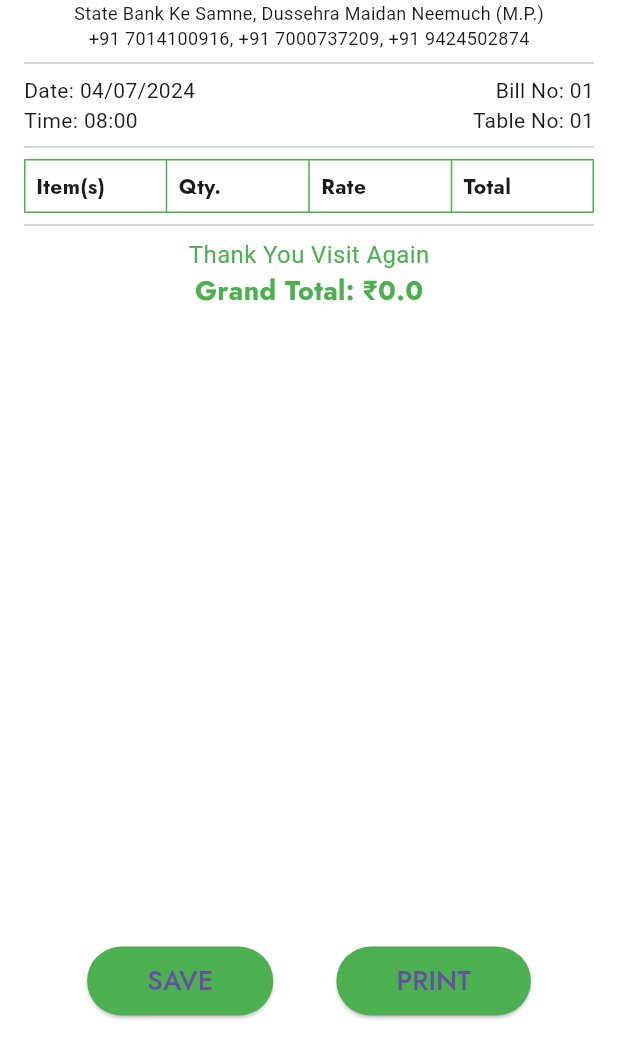
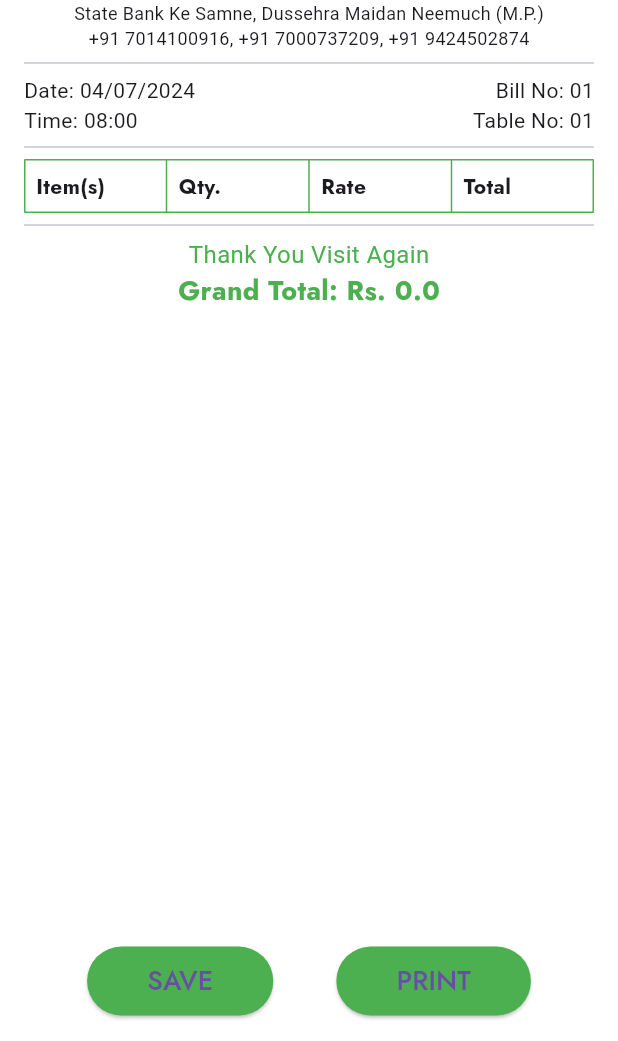
Before and after one commit to abhipawar2004/BillWiz, a Flutter app: the Receipt screen opened directly with empty values, on a phone screen of 412 x 824 dp, the part 195-1236 px from its top. Run offline on Flutter 3.47's test engine with Material 3 defaults, Android fonts, the phone set to English and light mode, and no system bars; our stand-ins replace google_fonts, pdf, printing; missing offline and left inert: stepper_counter_swipe; Roboto replaces fonts that are missing (Jaldi).

Commit message:
refactor: Update receipt display to use 'Rs.' instead of '₹'
The code changes in the receipt.dart file update the display of currency from '₹' to 'Rs.' for item rates and totals. This change ensures consistency in currency representation throughout the application.

```diff
--- a/lib/pages/receipt.dart
+++ b/lib/pages/receipt.dart
@@ -95,11 +95,11 @@ class Receipt extends StatelessWidget {
                       ),
                       pw.Padding(
                         padding: const pw.EdgeInsets.all(8.0),
-                        child: pw.Text('₹ ${item.rate}', style: pw.TextStyle(fontSize: 14)),
+                        child: pw.Text('Rs. ${item.rate}', style: pw.TextStyle(fontSize: 14)),
                       ),
                       pw.Padding(
                         padding: const pw.EdgeInsets.all(8.0),
-                        child: pw.Text('₹ ${item.total}', style: pw.TextStyle(fontSize: 14)),
+                        child: pw.Text('Rs. ${item.total}', style: pw.TextStyle(fontSize: 14)),
                       ),
                     ]),
                 ],
@@ -113,7 +113,7 @@ class Receipt extends StatelessWidget {
               ),
               pw.Center(
                 child: pw.Text(
-                  'Grand Total: ₹${getTotalAmount()}',
+                  'Grand Total: Rs.${getTotalAmount()}',
                   style: pw.TextStyle(fontSize: 18, fontWeight: pw.FontWeight.bold, color: PdfColors.green),
                 ),
               ),
@@ -253,12 +253,12 @@ class Receipt extends StatelessWidget {
                       ),
                       Padding(
                         padding: const EdgeInsets.all(8.0),
-                        child: Text('₹${item.rate}',
+                        child: Text('Rs. ${item.rate}',
                             style: GoogleFonts.getFont('Jaldi', fontSize: 14)),
                       ),
                       Padding(
                         padding: const EdgeInsets.all(8.0),
-                        child: Text('₹${item.total}',
+                        child: Text('Rs.${item.total}',
                             style: GoogleFonts.getFont('Jaldi', fontSize: 14)),
                       ),
                     ]),
@@ -274,7 +274,7 @@ class Receipt extends StatelessWidget {
               ),
               Center(
                 child: Text(
-                  'Grand Total: ₹${getTotalAmount()}',
+                  'Grand Total: Rs. ${getTotalAmount()}',
                   style: GoogleFonts.getFont('Jost',
                       fontWeight: FontWeight.bold,
                       fontSize: 18,
```
